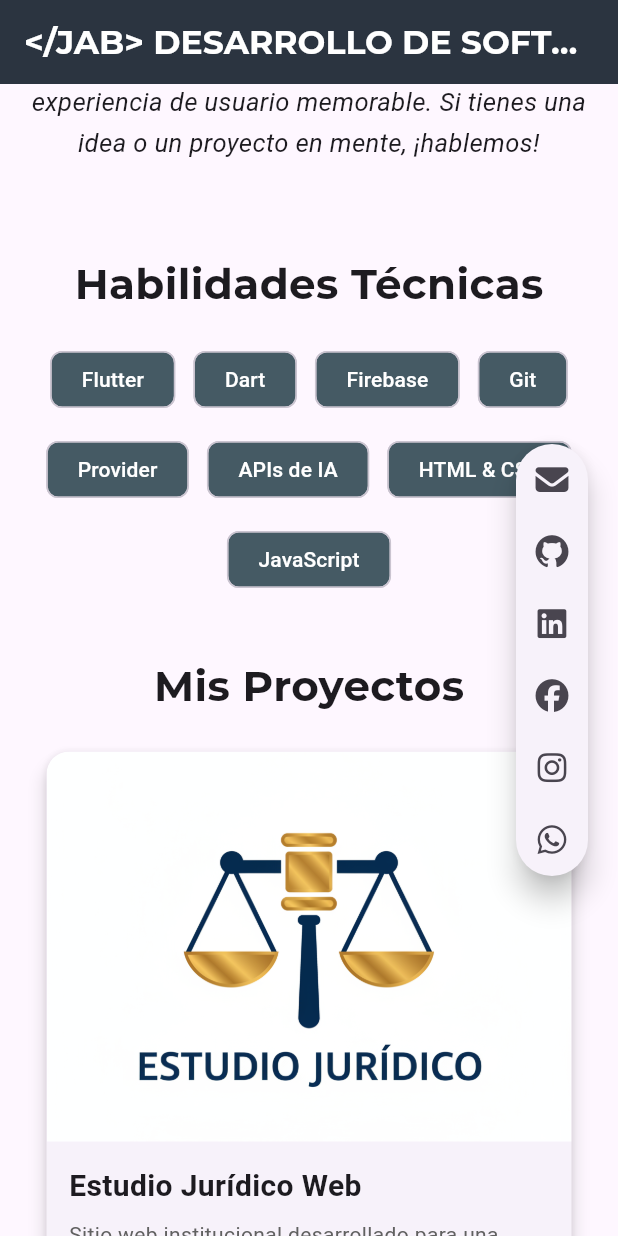
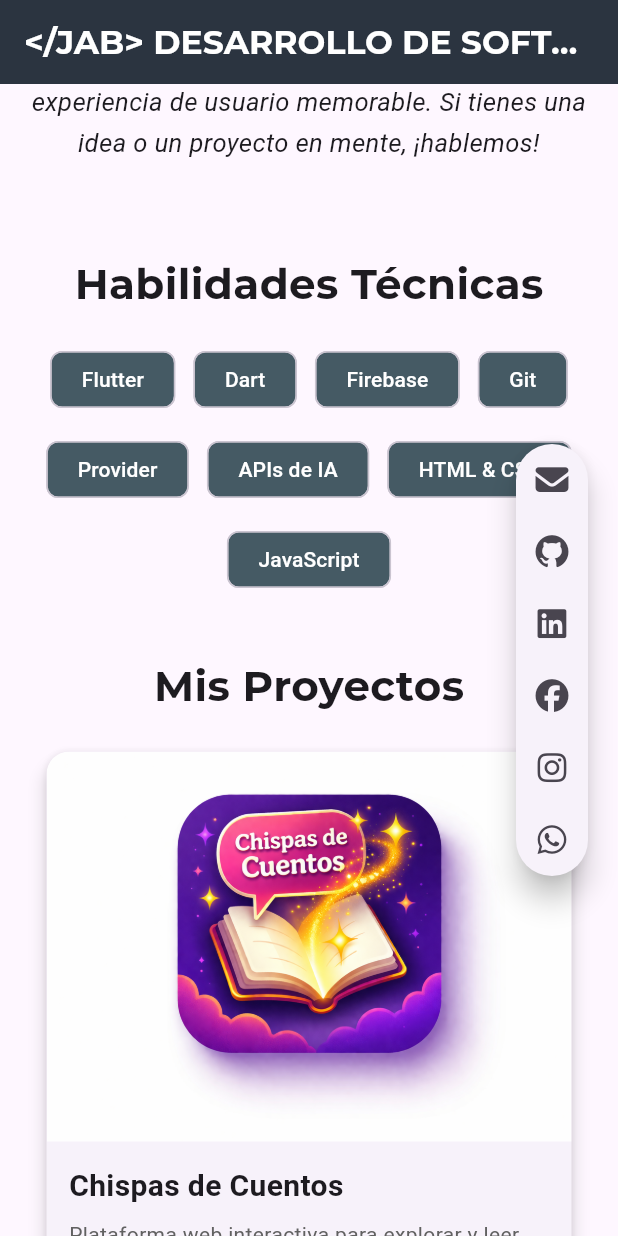
Before and after one commit to alejoBarr/mi_portafolio_web, a Flutter app: the screen it shows after launch, scrolled down 1728 dp, on a phone screen of 412 x 824 dp. Run offline on Flutter 3.47's test engine with Material 3 defaults, Android fonts, the light colour scheme and no system bars; our stand-ins replace font_awesome_flutter, google_fonts.

Commit message:
commit de chispas

```diff
--- a/lib/pages/home_page.dart
+++ b/lib/pages/home_page.dart
@@ -11,6 +11,13 @@ class HomePage extends StatelessWidget {
   HomePage({super.key});
 
   final List<Project> projects = [
+    Project(
+      title: 'Chispas de Cuentos',
+      description:
+          'Plataforma web interactiva para explorar y leer cuentos. Un espacio digital diseñado para fomentar la imaginación y compartir historias mágicas.',
+      imageUrl: 'assets/images/chispas_cuentos.png',
+      projectUrl: 'https://chispasdecuentos.web.app',
+    ),
     Project(
       title: 'Estudio Jurídico Web',
       description:
```
Also changed, not shown: assets/images/chispas_cuentos.png (added).
